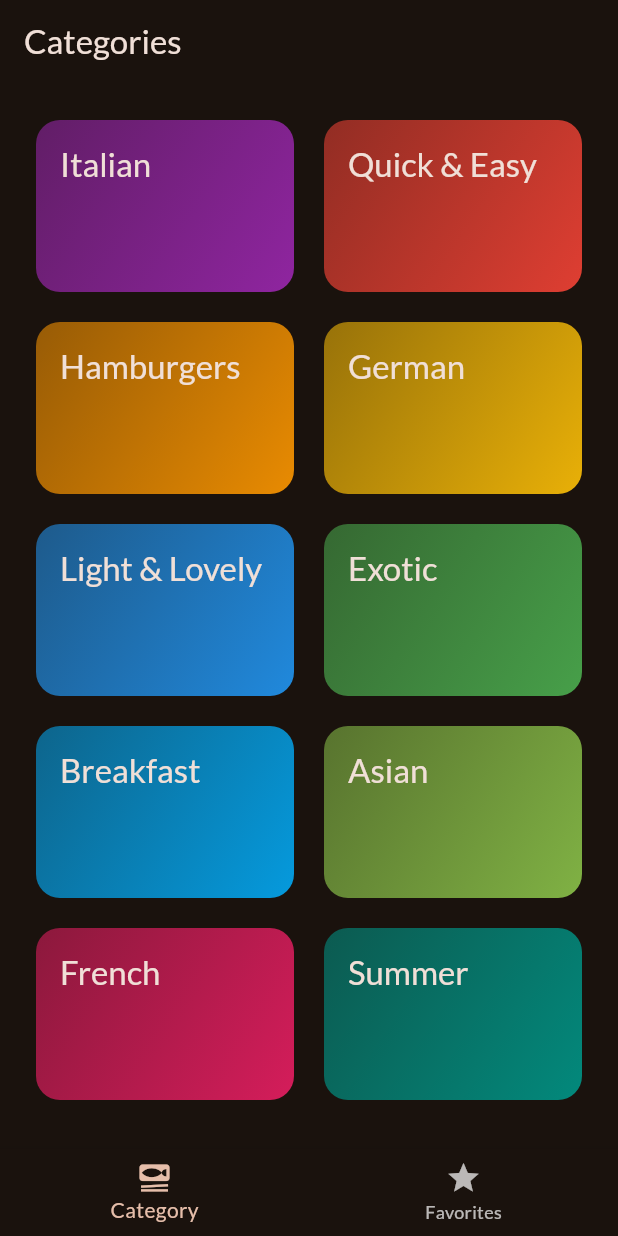
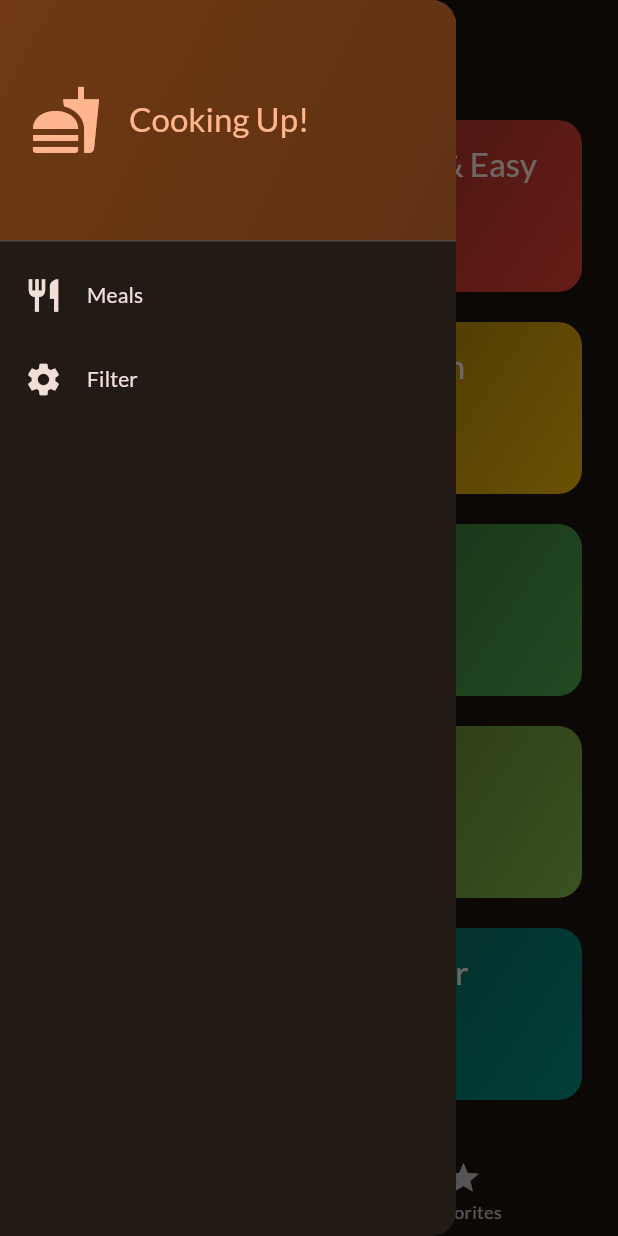
Before and after one commit to IamHaydenNg/meals, a Flutter app: the screen it shows after launch, with the side drawer open (before the commit the screen has no drawer), on a phone screen of 412 x 824 dp. Run offline on Flutter 3.47's test engine with Material 3 defaults, Android fonts, the phone set to English and light mode, and no system bars; our stand-ins replace google_fonts, transparent_image.

Commit message:
Class 170: Adding a Side Drawer

```diff
--- a/lib/screens/tabs.dart
+++ b/lib/screens/tabs.dart
@@ -2,6 +2,7 @@ import 'package:flutter/material.dart';
 import 'package:meals/models/meal.dart';
 import 'package:meals/screens/category.dart';
 import 'package:meals/screens/meals.dart';
+import 'package:meals/widgets/main_drawer.dart';
 
 class TabScreen extends StatefulWidget {
   const TabScreen({super.key});
@@ -64,6 +65,7 @@ class _TabScreenState extends State<TabScreen> {
       appBar: AppBar(
         title: Text(activePageTitle),
       ),
+      drawer: const MainDrawer(),
       body: activePage,
       bottomNavigationBar: BottomNavigationBar(
         onTap: _selectPage,
--- /dev/null
+++ b/lib/widgets/main_drawer.dart
@@ -0,0 +1,77 @@
+import 'package:flutter/material.dart';
+
+class MainDrawer extends StatelessWidget {
+  const MainDrawer({super.key});
+
+  @override
+  Widget build(BuildContext context) {
+    return Drawer(
+      child: Column(
+        children: [
+          DrawerHeader(
+            padding: const EdgeInsets.all(20),
+            decoration: BoxDecoration(
+              gradient: LinearGradient(
+                colors: [
+                  Theme.of(context).colorScheme.primaryContainer,
+                  Theme.of(context)
+                      .colorScheme
+                      .primaryContainer
+                      .withOpacity(0.8),
+                ],
+                begin: Alignment.topLeft,
+                end: Alignment.bottomRight,
+              ),
+            ),
+            child: Row(
+              children: [
+                Icon(
+                  Icons.fastfood,
+                  size: 48,
+                  color: Theme.of(context).colorScheme.primary,
+                ),
+                const SizedBox(
+                  width: 18,
+                ),
+                Text(
+                  'Cooking Up!',
+                  style: Theme.of(context).textTheme.titleLarge!.copyWith(
+                        color: Theme.of(context).colorScheme.primary,
+                      ),
+                ),
+              ],
+            ),
+          ),
+          ListTile(
+            leading: Icon(
+              Icons.restaurant,
+              size: 26,
+              color: Theme.of(context).colorScheme.onSurface,
+            ),
+            title: Text(
+              'Meals',
+              style: Theme.of(context).textTheme.titleSmall!.copyWith(
+                    color: Theme.of(context).colorScheme.onSurface,
+                  ),
+            ),
+            onTap: () {},
+          ),
+          ListTile(
+            leading: Icon(
+              Icons.settings,
+              size: 26,
+              color: Theme.of(context).colorScheme.onSurface,
+            ),
+            title: Text(
+              'Filter',
+              style: Theme.of(context).textTheme.titleSmall!.copyWith(
+                    color: Theme.of(context).colorScheme.onSurface,
+                  ),
+            ),
+            onTap: () {},
+          ),
+        ],
+      ),
+    );
+  }
+}
```
